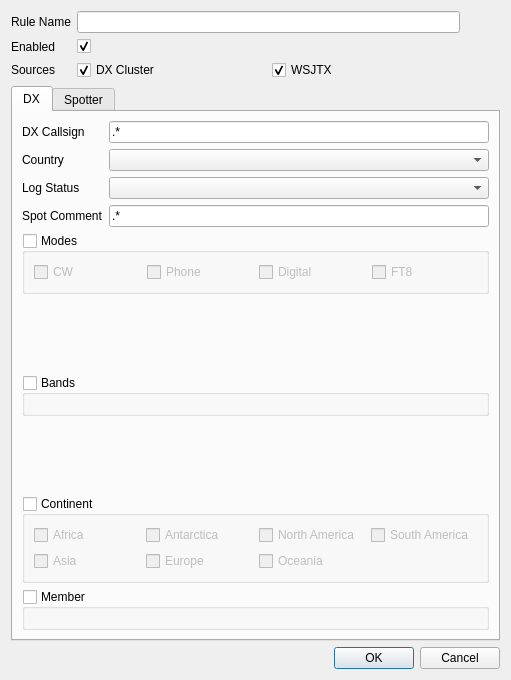
Before: the Qt Designer form ui/AlertRuleDetail.ui in jg3hlx/QLog, drawn with Qt 5.
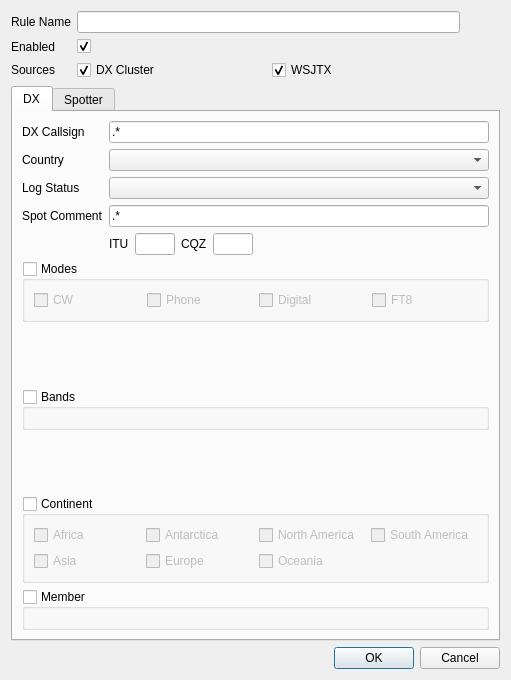
After: the same form once the commit is applied.

Commit message: Fixed #457 - Added CQZ and ITUZ to the Alert

The edit to the form file:
```diff
--- a/ui/AlertRuleDetail.ui
+++ b/ui/AlertRuleDetail.ui
@@ -171,6 +171,78 @@
            </property>
           </widget>
          </item>
+         <item row="4" column="1">
+          <layout class="QHBoxLayout" name="horizontalLayout_3">
+           <property name="topMargin">
+            <number>0</number>
+           </property>
+           <item>
+            <widget class="QLabel" name="ituLabel">
+             <property name="text">
+              <string>ITU</string>
+             </property>
+            </widget>
+           </item>
+           <item>
+            <widget class="QLineEdit" name="ituEdit">
+             <property name="sizePolicy">
+              <sizepolicy hsizetype="Maximum" vsizetype="Fixed">
+               <horstretch>0</horstretch>
+               <verstretch>0</verstretch>
+              </sizepolicy>
+             </property>
+             <property name="maximumSize">
+              <size>
+               <width>40</width>
+               <height>16777215</height>
+              </size>
+             </property>
+             <property name="maxLength">
+              <number>2</number>
+             </property>
+            </widget>
+           </item>
+           <item>
+            <widget class="QLabel" name="cqzLabel">
+             <property name="text">
+              <string>CQZ</string>
+             </property>
+            </widget>
+           </item>
+           <item>
+            <widget class="QLineEdit" name="cqzEdit">
+             <property name="sizePolicy">
+              <sizepolicy hsizetype="Maximum" vsizetype="Fixed">
+               <horstretch>0</horstretch>
+               <verstretch>0</verstretch>
+              </sizepolicy>
+             </property>
+             <property name="maximumSize">
+              <size>
+               <width>40</width>
+               <height>16777215</height>
+              </size>
+             </property>
+             <property name="maxLength">
+              <number>2</number>
+             </property>
+            </widget>
+           </item>
+           <item>
+            <spacer name="horizontalSpacer_2">
+             <property name="orientation">
+              <enum>Qt::Horizontal</enum>
+             </property>
+             <property name="sizeHint" stdset="0">
+              <size>
+               <width>40</width>
+               <height>20</height>
+              </size>
+             </property>
+            </spacer>
+           </item>
+          </layout>
+         </item>
         </layout>
        </item>
        <item>
```
Left out of the diff: 2 changed lines with no effect on the pictures. The commit also changes 4 other files.
